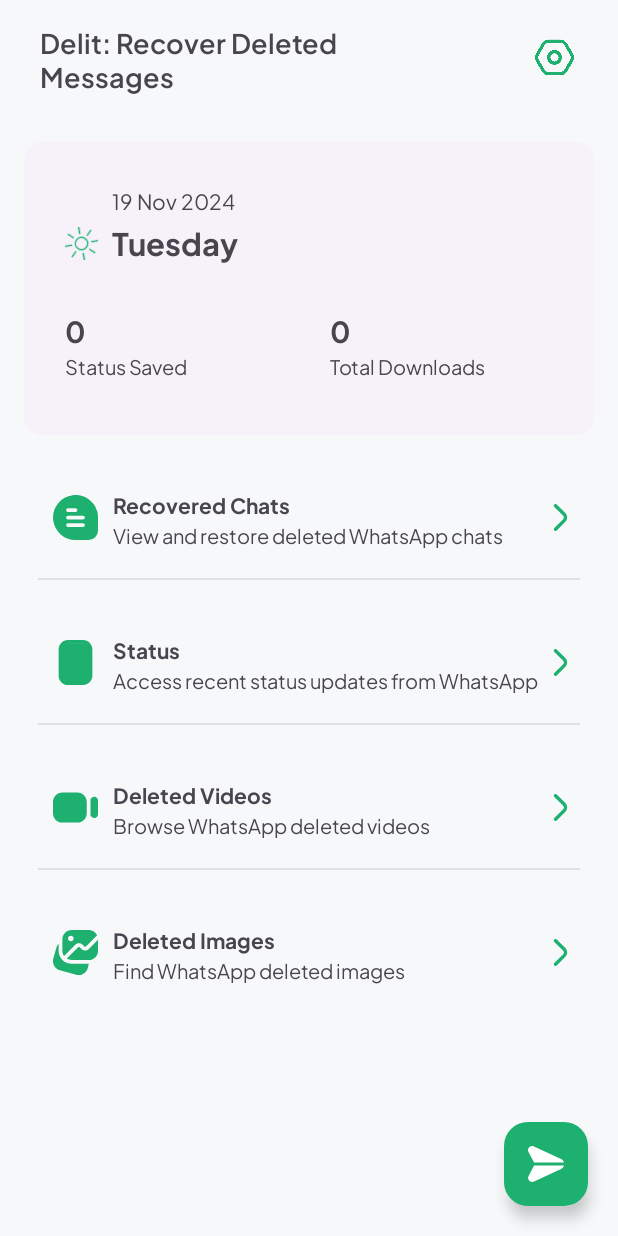
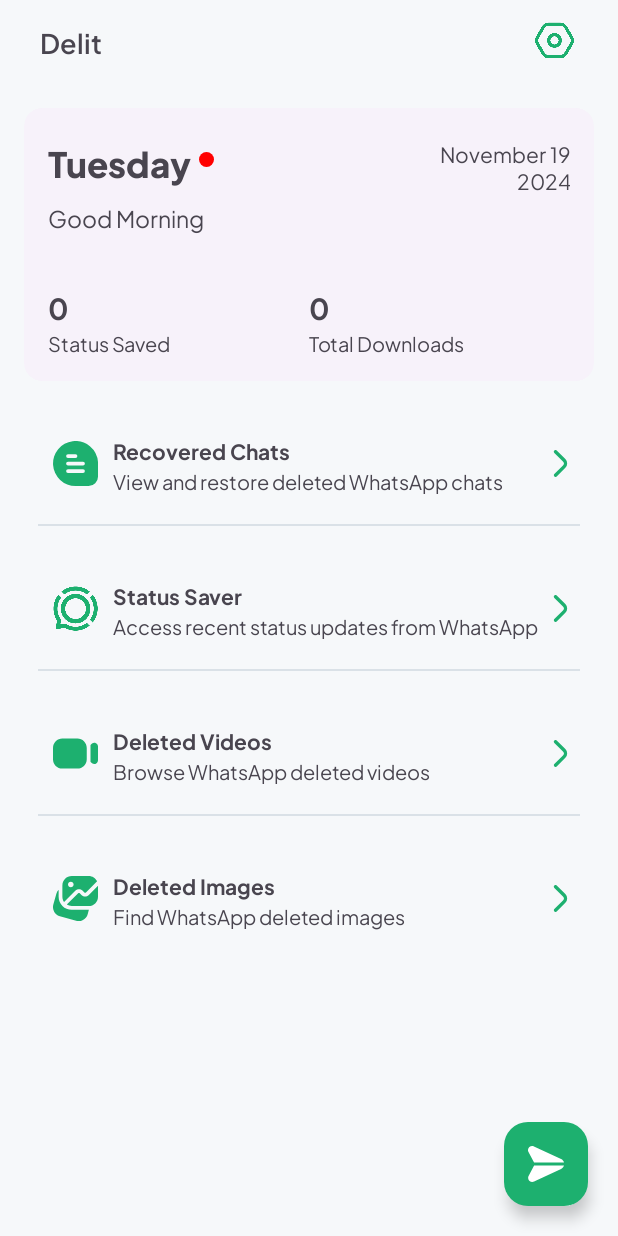
Before and after one commit to devzain-star/Delit-WhatsApp-Deleted-Data-Recovery, an Android app: the MainActivity screen opened directly, with no data from a screen before it, on a phone screen of 412 x 824 dp. Run offline under Robolectric (Android 15) with nearby library versions, the phone set to English and light mode, and no system bars; our stand-ins replace sdp/ssp sizes.

Commit message:
Optimize Home

```diff
--- a/app/src/main/java/com/recover/deleted/messages/chat/recovery/ui/activities/MainActivity.kt
+++ b/app/src/main/java/com/recover/deleted/messages/chat/recovery/ui/activities/MainActivity.kt
@@ -1,5 +1,6 @@
 package com.recover.deleted.messages.chat.recovery.ui.activities
 
+import android.annotation.SuppressLint
 import android.os.Build
 import android.os.Bundle
 import android.view.View
@@ -15,9 +16,11 @@
 import com.recover.deleted.messages.chat.recovery.base.BaseActivity
 import com.recover.deleted.messages.chat.recovery.databinding.ActivityMainBinding
 import java.text.SimpleDateFormat
+import java.time.LocalDate
 import java.util.Calendar
 import java.util.Locale
 import java.time.LocalTime
+import java.time.format.DateTimeFormatter
 
 class MainActivity : BaseActivity(), View.OnClickListener {
 
@@ -39,6 +42,7 @@
         init()
     }
 
+    @SuppressLint("SetTextI18n")
     @RequiresApi(Build.VERSION_CODES.O)
     fun init(){
         binding.fabBtn.setOnClickListener(this)
@@ -46,34 +50,34 @@
         binding.status.setOnClickListener(this)
         binding.videos.setOnClickListener(this)
         binding.images.setOnClickListener(this)
-        val calendar = Calendar.getInstance()
-        val dateFormat = SimpleDateFormat("dd MMM yyyy", Locale.getDefault())
-        val formattedDate = dateFormat.format(calendar.time)
 
-        val dayFormat = SimpleDateFormat("EEEE", Locale.getDefault())
-        val formattedDay = dayFormat.format(calendar.time)
-        binding.date.text = formattedDate
-        binding.day.text = formattedDay
+        // Get the current date
+        val currentDate = LocalDate.now()
+        val currentTime = LocalTime.now()
+        val currentHour = currentTime.hour
 
-        // Get the current hour of the day
-        val currentHour = calendar.get(Calendar.HOUR_OF_DAY)
-        if (currentHour in 6..18) {
-            binding.imageView3.setImageResource(R.drawable.sun) // Daytime (6 AM to 6 PM)
-        } else {
-            binding.imageView3.setImageResource(R.drawable.thin_moon) // Nighttime (6 PM to 6 AM)
+        // Format the day and date
+        val dayFormatter = DateTimeFormatter.ofPattern("EEEE", Locale.getDefault())
+        val dateFormatter = DateTimeFormatter.ofPattern("MMMM d", Locale.getDefault())
+        val yearFormatter = DateTimeFormatter.ofPattern("yyyy", Locale.getDefault())
+
+        val dayText = currentDate.format(dayFormatter) // e.g., "Tuesday"
+        val dateText = currentDate.format(dateFormatter) // e.g., "November 6"
+        val yearText = currentDate.format(yearFormatter) // e.g., "2024"
+
+        // Set the text
+        binding.day.text = dayText
+        binding.date.text = "$dateText\n$yearText"
+
+        // Determine the appropriate greeting message
+        val greeting = when (currentHour) {
+            in 5..11 -> "Good Morning"
+            in 12..17 -> "Good Afternoon"
+            in 18..21 -> "Good Evening"
+            else -> "Good Night"
         }
+        binding.greetingText.text = greeting
 
-        // Get the current time
-        val currentTime = LocalTime.now()
-        val morningTime = LocalTime.of(6, 0) // 6 AM
-        val eveningTime = LocalTime.of(18, 0) // 6 PM
-
-        // Set icon based on the time of day
-        if (currentTime.isAfter(morningTime) && currentTime.isBefore(eveningTime)) {
-            binding.imageView3.setImageResource(R.drawable.sun) // Daytime
-        } else {
-            binding.imageView3.setImageResource(R.drawable.thin_moon) // Nighttime
-        }
     }
 
     override fun onClick(v: View?) {
--- a/app/src/main/java/com/recover/deleted/messages/chat/recovery/ui/activities/OnboardingActivity.kt
+++ b/app/src/main/java/com/recover/deleted/messages/chat/recovery/ui/activities/OnboardingActivity.kt
@@ -86,7 +86,7 @@
 
     fun homePage() {
         prefManager.setFirstTime(false)
-        startDataService()
+        //startDataService()
         startActivity(Intent(this, MainActivity::class.java))
         finish()
     }
--- a/app/src/main/java/com/recover/deleted/messages/chat/recovery/ui/activities/SplashActivity.kt
+++ b/app/src/main/java/com/recover/deleted/messages/chat/recovery/ui/activities/SplashActivity.kt
@@ -43,7 +43,7 @@
         if (prefManager.isFirstTime()) {
             startActivity(Intent(this, OnboardingActivity::class.java))
         } else{
-            startDataService()
+           // startDataService()
             startActivity(Intent(this, MainActivity::class.java))
         }
         finish()
--- /dev/null
+++ b/app/src/main/res/drawable/green_circle.xml
@@ -0,0 +1,12 @@
+<?xml version="1.0" encoding="utf-8"?>
+<shape xmlns:android="http://schemas.android.com/apk/res/android">
+
+    <solid
+        android:color="#FF0000"
+        />
+
+    <corners
+        android:radius="@dimen/_360sdp"
+        />
+
+</shape>
--- a/app/src/main/res/layout/activity_main.xml
+++ b/app/src/main/res/layout/activity_main.xml
@@ -19,8 +19,9 @@
             android:layout_height="wrap_content"
             android:layout_marginStart="@dimen/_10sdp"
             android:fontFamily="@font/semi_bold"
-            android:text="Delit: Recover Deleted \nMessages"
-            android:textSize="@dimen/_14sdp" />
+            android:text="@string/app_name"
+            android:textSize="@dimen/_14sdp"
+            tools:ignore="RelativeOverlap" />
 
         <ImageView
             android:id="@+id/options"
@@ -50,120 +51,129 @@
                 android:id="@+id/header"
                 style="@style/Widget.Material3.CardView.Elevated"
                 android:layout_width="match_parent"
-                android:layout_height="@dimen/_150sdp"
+                android:layout_height="@dimen/_140sdp"
                 android:layout_marginStart="16dp"
                 android:layout_marginTop="18dp"
                 android:layout_marginEnd="16dp"
                 app:cardElevation="0dp">
 
-                <androidx.constraintlayout.widget.ConstraintLayout
-
+                <RelativeLayout
                     android:layout_width="match_parent"
-                    android:layout_height="@dimen/_150sdp"
-                    app:layout_constraintEnd_toEndOf="parent"
-                    app:layout_constraintStart_toStartOf="parent"
-                    app:layout_constraintTop_toTopOf="parent">
+                    android:layout_height="match_parent">
 
                     <TextView
                         android:id="@+id/date"
                         android:layout_width="wrap_content"
                         android:layout_height="wrap_content"
+                        android:layout_alignParentEnd="true"
+                        android:layout_marginTop="20dp"
+                        android:layout_marginEnd="16dp"
+                        android:fontFamily="@font/regular"
+                        android:gravity="end"
+                        android:text="@string/demo_date"
+                        android:textSize="@dimen/_11sdp"
+                        tools:ignore="RelativeOverlap" />
+
+                    <LinearLayout
+                        android:id="@+id/dayLayout"
+                        android:layout_width="wrap_content"
+                        android:layout_height="wrap_content"
                         android:layout_marginStart="16dp"
                         android:layout_marginTop="16dp"
-                        android:fontFamily="@font/regular"
-                        android:text="@string/demo_date"
-                        android:textSize="@dimen/_11sdp"
-                        app:layout_constraintBottom_toBottomOf="parent"
-                        app:layout_constraintEnd_toEndOf="parent"
-                        app:layout_constraintHorizontal_bias="0.151"
-                        app:layout_constraintStart_toStartOf="parent"
-                        app:layout_constraintTop_toTopOf="parent"
-                        app:layout_constraintVertical_bias="0.07999998" />
+                        android:gravity="center_vertical"
+                        android:orientation="horizontal">
 
                         <TextView
                             android:id="@+id/day"
                             android:layout_width="wrap_content"
                             android:layout_height="wrap_content"
-                        android:fontFamily="@font/bold"
+                            android:fontFamily="@font/extra_bold"
                             android:text="@string/day"
-                        android:textSize="@dimen/_16sdp"
-                        app:layout_constraintEnd_toEndOf="@+id/date"
-                        app:layout_constraintHorizontal_bias="0.0"
-                        app:layout_constraintStart_toStartOf="@+id/date"
-                        app:layout_constraintTop_toBottomOf="@+id/date" />
+                            android:textSize="@dimen/_18sdp" />
 
-                    <ImageView
-                        android:id="@+id/imageView3"
-                        android:layout_width="@dimen/_17sdp"
-                        android:layout_height="@dimen/_17sdp"
-                        android:layout_marginBottom="@dimen/_2sdp"
-                        android:layout_marginEnd="@dimen/_7sdp"
-                        android:contentDescription="@string/description"
-                        app:layout_constraintBottom_toBottomOf="@+id/day"
-                        app:layout_constraintEnd_toStartOf="@+id/day"
-                        app:layout_constraintTop_toBottomOf="@+id/date"
-                        app:layout_constraintVertical_bias="1.0"
-                        app:srcCompat="@drawable/thin_moon"
-                        app:tint="@color/primary"
-                        android:rotation="260"
-                        />
+                        <View
+                            android:layout_width="10dp"
+                            android:layout_height="10dp"
+                            android:layout_marginStart="5dp"
+                            android:background="@drawable/green_circle" />
+
+                    </LinearLayout>
+
+                    <TextView
+                        android:id="@+id/greetingText"
+                        android:layout_width="wrap_content"
+                        android:layout_height="wrap_content"
+                        android:layout_below="@+id/dayLayout"
+                        android:layout_marginStart="16dp"
+                        android:layout_marginTop="8dp"
+                        android:fontFamily="@font/regular"
+                        android:textSize="15sp" />
+
+                    <LinearLayout
+                        android:layout_width="match_parent"
+                        android:layout_height="wrap_content"
+                        android:layout_alignParentBottom="true"
+                        android:layout_marginStart="16dp"
+                        android:layout_marginEnd="16dp"
+                        android:layout_marginBottom="16dp"
+                        android:baselineAligned="false"
+                        android:orientation="horizontal">
+
+                        <LinearLayout
+                            android:layout_width="0dp"
+                            android:layout_height="match_parent"
+                            android:layout_weight="1"
+                            android:orientation="vertical">
 
                             <TextView
                                 android:id="@+id/blocked"
-                        android:layout_width="0dp"
+                                android:layout_width="match_parent"
                                 android:layout_height="wrap_content"
                                 android:fontFamily="@font/bold"
                                 android:text="@string/zero"
-                        android:textSize="@dimen/_15sdp"
-                        app:layout_constraintBottom_toBottomOf="parent"
-                        app:layout_constraintEnd_toEndOf="parent"
-                        app:layout_constraintEnd_toStartOf="@+id/apps"
-                        app:layout_constraintHorizontal_bias="0.5"
-                        app:layout_constraintStart_toStartOf="@+id/imageView3"
-                        app:layout_constraintTop_toBottomOf="@+id/day"
-                        app:layout_constraintVertical_bias="0.32999998" />
+                                android:textSize="@dimen/_15sdp" />
+
+                            <TextView
+                                android:id="@+id/blocked_txt"
+                                android:layout_width="match_parent"
+                                android:layout_height="wrap_content"
+                                android:fontFamily="@font/regular"
+
+                                android:text="@string/status_saved"
+                                android:textSize="@dimen/_10sdp" />
+
+                        </LinearLayout>
+
+                        <LinearLayout
+                            android:layout_width="0dp"
+                            android:layout_height="match_parent"
+                            android:layout_weight="1"
+                            android:orientation="vertical">
 
                             <TextView
                                 android:id="@+id/apps"
-                        android:layout_width="0dp"
+                                android:layout_width="match_parent"
                                 android:layout_height="wrap_content"
                                 android:fontFamily="@font/bold"
+
                                 android:text="@string/zero"
-                        android:textSize="@dimen/_15sdp"
-                        app:layout_constraintBottom_toBottomOf="@+id/blocked"
-                        app:layout_constraintEnd_toEndOf="parent"
-                        app:layout_constraintStart_toEndOf="@+id/blocked"
-                        app:layout_constraintTop_toTopOf="@+id/blocked" />
-
-                    <TextView
-                        android:id="@+id/blocked_txt"
-                        android:layout_width="0dp"
-                        android:layout_height="wrap_content"
-                        android:fontFamily="@font/regular"
-                        android:text="@string/status_saved"
-                        android:textSize="@dimen/_10sdp"
-                        app:layout_constraintBottom_toBottomOf="parent"
-                        app:layout_constraintEnd_toEndOf="parent"
-                        app:layout_constraintEnd_toStartOf="@+id/apps_txt"
-                        app:layout_constraintHorizontal_bias="0.5"
-                        app:layout_constraintStart_toStartOf="@+id/imageView3"
-                        app:layout_constraintTop_toBottomOf="@+id/blocked"
-                        app:layout_constraintVertical_bias="0.0" />
+                                android:textSize="@dimen/_15sdp" />
 
                             <TextView
                                 android:id="@+id/apps_txt"
-                        android:layout_width="0dp"
+                                android:layout_width="match_parent"
                                 android:layout_height="wrap_content"
                                 android:fontFamily="@font/regular"
+
                                 android:text="@string/total_downloads"
-                        android:textSize="@dimen/_10sdp"
-                        app:layout_constraintBottom_toBottomOf="@+id/blocked_txt"
-                        app:layout_constraintEnd_toEndOf="parent"
-                        app:layout_constraintStart_toEndOf="@+id/blocked_txt"
-                        app:layout_constraintTop_toTopOf="@+id/blocked_txt"
-                        app:layout_constraintVertical_bias="0.0" />
+                                android:textSize="@dimen/_10sdp" />
 
-                </androidx.constraintlayout.widget.ConstraintLayout>
+                        </LinearLayout>
+
+
+                    </LinearLayout>
+
+                </RelativeLayout>
 
             </com.google.android.material.card.MaterialCardView>
 
@@ -250,7 +260,7 @@
                     android:id="@+id/icStatus"
                     android:layout_width="50dp"
                     android:layout_height="50dp"
-                    android:src="@drawable/story"
+                    android:src="@drawable/ic_status"
                     app:tint="@color/primary"
                     android:padding="10dp"
                     android:layout_centerVertical="true"
@@ -270,7 +280,7 @@
                         android:layout_width="wrap_content"
                         android:layout_height="wrap_content"
                         android:fontFamily="@font/bold"
-                        android:text="@string/status"
+                        android:text="@string/status_saver"
                         android:textSize="14sp"/>
 
                     <TextView
--- a/app/src/main/res/values/strings.xml
+++ b/app/src/main/res/values/strings.xml
@@ -20,7 +20,7 @@
     <string name="chats">Chats</string>
     <string name="status_saved">Status Saved</string>
     <string name="total_downloads">Total Downloads</string>
-    <string name="demo_date">30 Apr 2024</string>
+    <string name="demo_date">November 6 \n2024</string>
     <string name="day">Monday</string>
     <string name="zero">0</string>
     <string name="recovered_chats">Recovered Chats</string>
@@ -35,5 +35,6 @@
     <string name="send_message">Send Message</string>
     <string name="phone_no">Phone no</string>
     <string name="open_a_chat_on_whatsapp_with_an_unsaved_contact">Open a chat on WhatsApp with an \nunsaved contact.</string>
+    <string name="status_saver">Status Saver</string>
 
 </resources>
```
Also changed, not shown: app/src/main/res/drawable/ic_status.png (added). Lines whose indentation alone changed are shown as unchanged.
